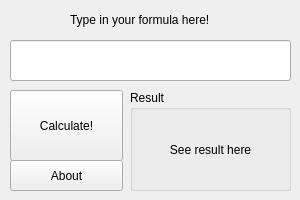
Qt form SplashMol/app.ui (xinjiajuan/splashmol) before a commit.
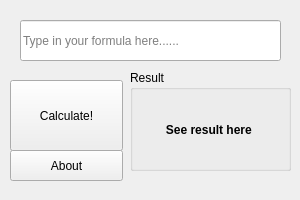
The same form after that commit. Icons and pictures are not drawn.

Diff of the .ui file:
```diff
--- a/SplashMol/app.ui
+++ b/SplashMol/app.ui
@@ -23,31 +23,21 @@
   <widget class="QLineEdit" name="lineEdit">
    <property name="geometry">
     <rect>
-     <x>10</x>
-     <y>40</y>
-     <width>281</width>
+     <x>20</x>
+     <y>20</y>
+     <width>261</width>
      <height>41</height>
     </rect>
    </property>
-  </widget>
-  <widget class="QLabel" name="label">
-   <property name="geometry">
-    <rect>
-     <x>70</x>
-     <y>10</y>
-     <width>161</width>
-     <height>20</height>
-    </rect>
-   </property>
-   <property name="text">
-    <string>Type in your formula here!</string>
+   <property name="placeholderText">
+    <string>Type in your formula here......</string>
    </property>
   </widget>
   <widget class="QPushButton" name="calcButton">
    <property name="geometry">
     <rect>
      <x>10</x>
-     <y>90</y>
+     <y>80</y>
      <width>113</width>
      <height>71</height>
     </rect>
@@ -72,7 +62,7 @@
    <property name="geometry">
     <rect>
      <x>10</x>
-     <y>160</y>
+     <y>150</y>
      <width>113</width>
      <height>31</height>
     </rect>
@@ -97,7 +87,7 @@
    <property name="geometry">
     <rect>
      <x>130</x>
-     <y>90</y>
+     <y>70</y>
      <width>161</width>
      <height>101</height>
     </rect>
@@ -118,7 +108,7 @@
      <locale language="English" country="UnitedStates"/>
     </property>
     <property name="text">
-     <string> See result here</string>
+     <string>&lt;b&gt; See result here &lt;/b&gt;</string>
     </property>
     <property name="textFormat">
      <enum>Qt::RichText</enum>
```
